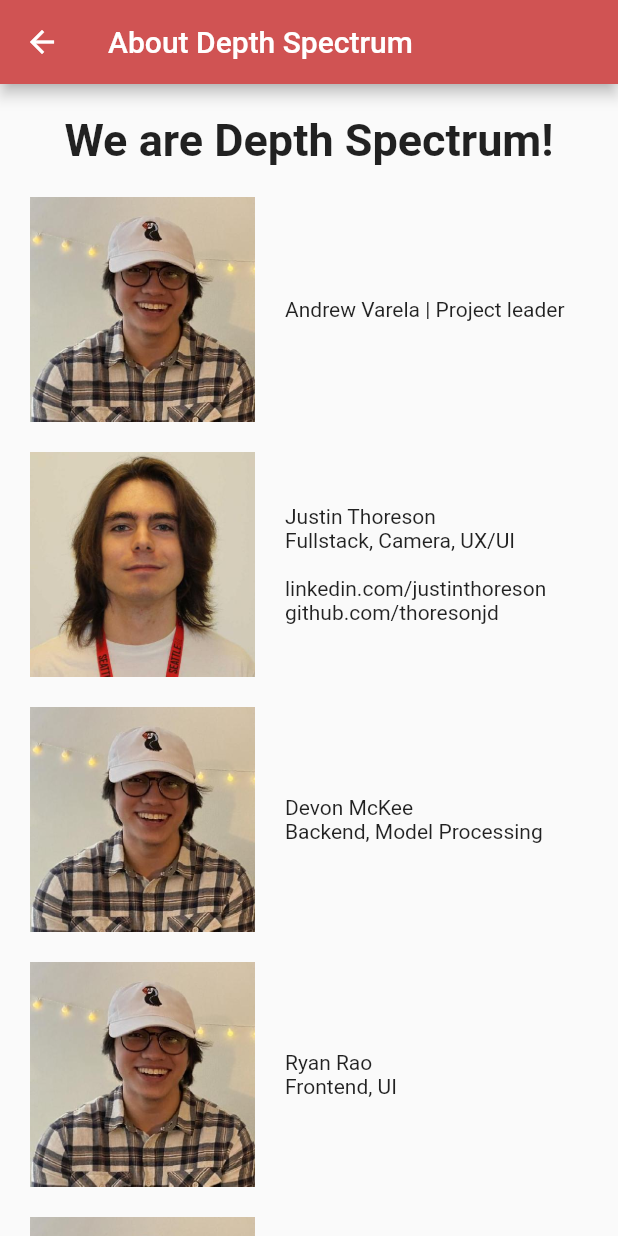
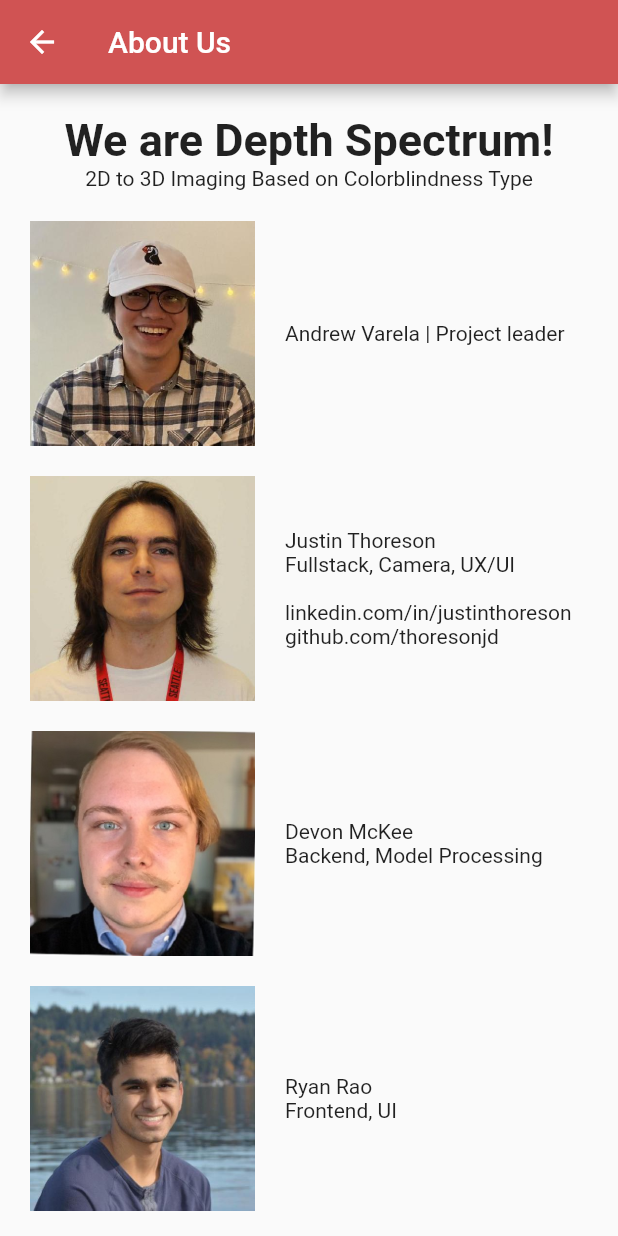
Before and after one commit to varelandrew/DepthSpectrum, a Flutter app: the About screen opened directly, on a phone screen of 412 x 824 dp. Run offline on Flutter 3.47's test engine with Material 2 defaults, Android fonts, the phone set to English and light mode, and no system bars; our stand-ins replace camera; missing offline and left inert: flutter_inappwebview; network calls fail.

Commit message:
Edited About Us Page

```diff
--- a/lib/pages/about.dart
+++ b/lib/pages/about.dart
@@ -8,7 +8,7 @@ class About extends StatelessWidget {
   Widget build(BuildContext context) {
     return Scaffold(
       appBar: AppBar(
-        title: const Text("About Depth Spectrum"),
+        title: const Text("About Us"),
         backgroundColor: DSColors.red,
       ),
       body: ListView(
@@ -23,6 +23,7 @@ class About extends StatelessWidget {
               ),
             ),
           ),
+           const Center(child: Text("2D to 3D Imaging Based on Colorblindness Type")),
           const Padding(padding: EdgeInsets.all(10)),
           Row(
             children:  [
@@ -41,7 +42,7 @@ class About extends StatelessWidget {
               Image.asset("assets/images/justin.jpg", width: 150.0, ),
               const Padding(padding: EdgeInsets.all(10),),
               const Flexible(
-                child: Text("Justin Thoreson\nFullstack, Camera, UX/UI\n\nlinkedin.com/justinthoreson\ngithub.com/thoresonjd")
+                child: Text("Justin Thoreson\nFullstack, Camera, UX/UI\n\nlinkedin.com/in/justinthoreson\ngithub.com/thoresonjd")
               ),
             ],
           ),
@@ -49,7 +50,7 @@ class About extends StatelessWidget {
           Row(
             children:  [
               const Padding(padding: EdgeInsets.all(10),),
-              Image.asset("assets/images/andrew.jpg", width: 150.0),
+              Image.asset("assets/images/Devon.jpg", width: 150.0),
               const Padding(padding: EdgeInsets.all(10),),
               const Flexible(
                 child: Text("Devon McKee\nBackend, Model Processing")
@@ -60,7 +61,7 @@ class About extends StatelessWidget {
           Row(
             children:  [
               const Padding(padding: EdgeInsets.all(10),),
-              Image.asset("assets/images/andrew.jpg", width: 150.0),
+              Image.asset("assets/images/RyanRao.jpg", width: 150.0),
               const Padding(padding: EdgeInsets.all(10),),
               const Flexible(
                 child: Text("Ryan Rao\nFrontend, UI")
@@ -71,10 +72,10 @@ class About extends StatelessWidget {
           Row(
             children:  [
               const Padding(padding: EdgeInsets.all(10),),
-              Image.asset("assets/images/andrew.jpg", width: 150.0),
+              Image.asset("assets/images/RyanThomas.jpg", width: 150.0),
               const Padding(padding: EdgeInsets.all(10),),
               const Flexible(
-                child: Text("Ryan Thomas")
+                child: Text("Ryan Thomas\nFrontend, UI\nlinkedin.com/in/ryan-thomas01")
               )
             ],
           ),
```
Also changed, not shown: assets/images/Devon.jpg (added), assets/images/RyanRao.jpg (added), assets/images/RyanThomas.jpg (added), assets/images/ryan.png (deleted).
